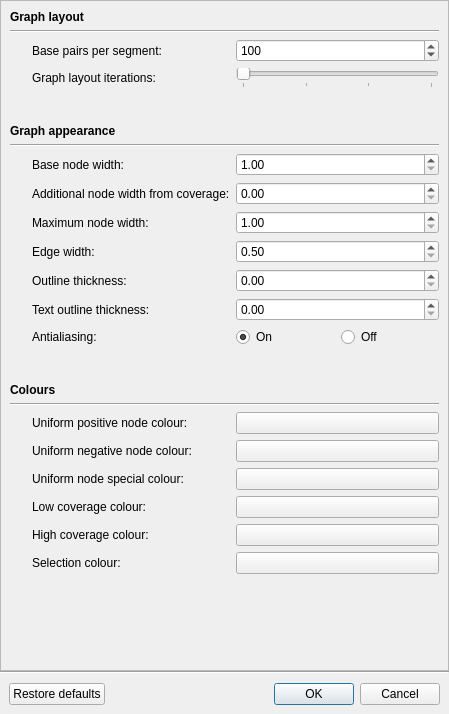
This is ui/settingsdialog.ui in rrwick/Bandage as Qt 5 draws it before an edit. The edited form follows.
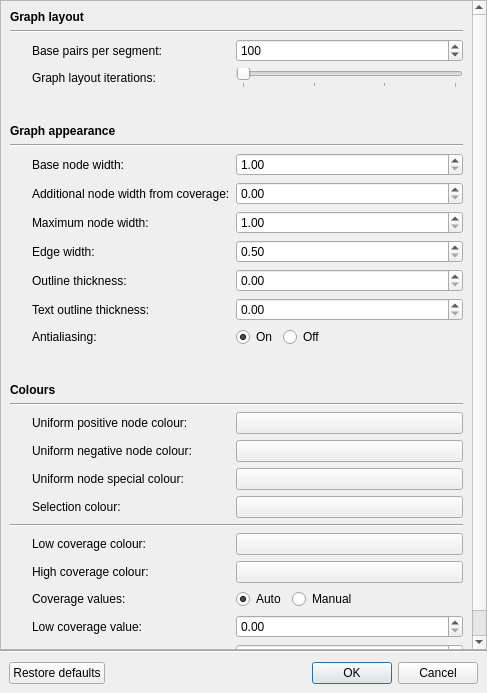
This is the edited form. Custom widgets are drawn as their Qt base class.

Commit message: Change coverage colour scheme

What changed in the file:
```diff
--- a/ui/settingsdialog.ui
+++ b/ui/settingsdialog.ui
@@ -6,8 +6,8 @@
    <rect>
     <x>0</x>
     <y>0</y>
-    <width>449</width>
-    <height>714</height>
+    <width>487</width>
+    <height>693</height>
    </rect>
   </property>
   <property name="windowTitle">
@@ -38,9 +38,9 @@
       <property name="geometry">
        <rect>
         <x>0</x>
-        <y>-81</y>
-        <width>434</width>
-        <height>741</height>
+        <y>-217</y>
+        <width>472</width>
+        <height>856</height>
        </rect>
       </property>
       <layout class="QGridLayout" name="gridLayout_2">
@@ -127,13 +127,6 @@
          </property>
         </widget>
        </item>
-       <item row="21" column="2">
-        <widget class="QPushButton" name="highCoverageColourButton">
-         <property name="text">
-          <string/>
-         </property>
-        </widget>
-       </item>
        <item row="8" column="1">
         <widget class="QLabel" name="label_4">
          <property name="text">
@@ -162,13 +155,6 @@
          </property>
         </widget>
        </item>
-       <item row="22" column="2">
-        <widget class="QPushButton" name="selectionColourButton">
-         <property name="text">
-          <string/>
-         </property>
-        </widget>
-       </item>
        <item row="18" column="2">
         <widget class="QPushButton" name="uniformNegativeNodeColourButton">
          <property name="text">
@@ -206,7 +192,7 @@
          </property>
         </widget>
        </item>
-       <item row="23" column="1">
+       <item row="30" column="1">
         <spacer name="verticalSpacer">
          <property name="orientation">
           <enum>Qt::Vertical</enum>
@@ -240,13 +226,6 @@
          </property>
         </widget>
        </item>
-       <item row="21" column="1">
-        <widget class="QLabel" name="label_16">
-         <property name="text">
-          <string>High coverage colour:</string>
-         </property>
-        </widget>
-       </item>
        <item row="4" column="1">
         <spacer name="verticalSpacer_2">
          <property name="orientation">
@@ -263,13 +242,6 @@
          </property>
         </spacer>
        </item>
-       <item row="20" column="1">
-        <widget class="QLabel" name="label_15">
-         <property name="text">
-          <string>Low coverage colour:</string>
-         </property>
-        </widget>
-       </item>
        <item row="12" column="1">
         <widget class="QLabel" name="label_7">
          <property name="text">
@@ -284,13 +256,6 @@
          </property>
         </widget>
        </item>
-       <item row="20" column="2">
-        <widget class="QPushButton" name="lowCoverageColourButton">
-         <property name="text">
-          <string/>
-         </property>
-        </widget>
-       </item>
        <item row="14" column="1">
         <spacer name="verticalSpacer_3">
          <property name="orientation">
@@ -314,41 +279,6 @@
          </property>
         </widget>
        </item>
-       <item row="13" column="2">
-        <widget class="QWidget" name="widget_3" native="true">
-         <layout class="QHBoxLayout" name="horizontalLayout_2">
-          <property name="leftMargin">
-           <number>0</number>
-          </property>
-          <property name="topMargin">
-           <number>0</number>
-          </property>
-          <property name="rightMargin">
-           <number>0</number>
-          </property>
-          <property name="bottomMargin">
-           <number>0</number>
-          </property>
-          <item>
-           <widget class="QRadioButton" name="antialiasingOnRadioButton">
-            <property name="text">
-             <string>On</string>
-            </property>
-            <property name="checked">
-             <bool>true</bool>
-            </property>
-           </widget>
-          </item>
-          <item>
-           <widget class="QRadioButton" name="antialiasingOffRadioButton">
-            <property name="text">
-             <string>Off</string>
-            </property>
-           </widget>
-          </item>
-         </layout>
-        </widget>
-       </item>
        <item row="7" column="2">
         <widget class="QDoubleSpinBox" name="minimumContigWidthSpinBox">
          <property name="minimum">
@@ -359,13 +289,6 @@
          </property>
         </widget>
        </item>
-       <item row="22" column="1">
-        <widget class="QLabel" name="label_18">
-         <property name="text">
-          <string>Selection colour:</string>
-         </property>
-        </widget>
-       </item>
        <item row="5" column="0" colspan="2">
         <widget class="QLabel" name="label_8">
          <property name="font">
@@ -442,6 +365,36 @@
          </property>
         </widget>
        </item>
+       <item row="20" column="0">
+        <widget class="InfoTextWidget" name="selectionColourInfoText" native="true">
+         <property name="sizePolicy">
+          <sizepolicy hsizetype="Fixed" vsizetype="Fixed">
+           <horstretch>0</horstretch>
+           <verstretch>0</verstretch>
+          </sizepolicy>
+         </property>
+         <property name="minimumSize">
+          <size>
+           <width>16</width>
+           <height>16</height>
+          </size>
+         </property>
+        </widget>
+       </item>
+       <item row="21" column="0" colspan="3">
+        <widget class="Line" name="line_8">
+         <property name="orientation">
+          <enum>Qt::Horizontal</enum>
+         </property>
+        </widget>
+       </item>
+       <item row="20" column="2">
+        <widget class="QPushButton" name="selectionColourButton">
+         <property name="text">
+          <string/>
+         </property>
+        </widget>
+       </item>
        <item row="8" column="0">
         <widget class="InfoTextWidget" name="coverageContigWidthInfoText" native="true">
          <property name="sizePolicy">
@@ -474,6 +427,102 @@
          </property>
         </widget>
        </item>
+       <item row="13" column="2">
+        <widget class="QWidget" name="widget_3" native="true">
+         <layout class="QHBoxLayout" name="horizontalLayout_2">
+          <property name="leftMargin">
+           <number>0</number>
+          </property>
+          <property name="topMargin">
+           <number>0</number>
+          </property>
+          <property name="rightMargin">
+           <number>0</number>
+          </property>
+          <property name="bottomMargin">
+           <number>0</number>
+          </property>
+          <item>
+           <widget class="QRadioButton" name="antialiasingOnRadioButton">
+            <property name="text">
+             <string>On</string>
+            </property>
+            <property name="checked">
+             <bool>true</bool>
+            </property>
+           </widget>
+          </item>
+          <item>
+           <widget class="QRadioButton" name="antialiasingOffRadioButton">
+            <property name="text">
+             <string>Off</string>
+            </property>
+           </widget>
+          </item>
+          <item>
+           <spacer name="horizontalSpacer">
+            <property name="orientation">
+             <enum>Qt::Horizontal</enum>
+            </property>
+            <property name="sizeHint" stdset="0">
+             <size>
+              <width>0</width>
+              <height>20</height>
+             </size>
+            </property>
+           </spacer>
+          </item>
+         </layout>
+        </widget>
+       </item>
+       <item row="24" column="2">
+        <widget class="QWidget" name="widget_4" native="true">
+         <layout class="QHBoxLayout" name="horizontalLayout_3">
+          <property name="leftMargin">
+           <number>0</number>
+          </property>
+          <property name="topMargin">
+           <number>0</number>
+          </property>
+          <property name="rightMargin">
+           <number>0</number>
+          </property>
+          <property name="bottomMargin">
+           <number>0</number>
+          </property>
+          <item>
+           <widget class="QRadioButton" name="coverageValueAutoRadioButton">
+            <property name="text">
+             <string>Auto</string>
+            </property>
+            <property name="checked">
+             <bool>true</bool>
+            </property>
+           </widget>
+          </item>
+          <item>
+           <widget class="QRadioButton" name="coverageValueManualRadioButton">
+            <property name="text">
+             <string>Manual</string>
+            </property>
+           </widget>
+          </item>
+          <item>
+           <spacer name="horizontalSpacer_2">
+            <property name="orientation">
+             <enum>Qt::Horizontal</enum>
+            </property>
+            <property name="sizeHint" stdset="0">
+             <size>
+              <width>0</width>
+              <height>20</height>
+             </size>
+            </property>
+           </spacer>
+          </item>
+         </layout>
+        </widget>
+       </item>
        <item row="10" column="0">
         <widget class="InfoTextWidget" name="edgeWidthInfoText" native="true">
          <property name="sizePolicy">
@@ -490,6 +539,13 @@
          </property>
         </widget>
        </item>
+       <item row="20" column="1">
+        <widget class="QLabel" name="label_18">
+         <property name="text">
+          <string>Selection colour:</string>
+         </property>
+        </widget>
+       </item>
        <item row="17" column="0">
         <widget class="InfoTextWidget" name="uniformPositiveNodeColourInfoText" native="true">
          <property name="sizePolicy">
@@ -570,6 +626,13 @@
          </property>
         </widget>
        </item>
+       <item row="25" column="1">
+        <widget class="QLabel" name="label_19">
+         <property name="text">
+          <string>Low coverage value:</string>
+         </property>
+        </widget>
+       </item>
        <item row="19" column="0">
         <widget class="InfoTextWidget" name="uniformNodeSpecialColourInfoText" native="true">
          <property name="sizePolicy">
@@ -602,51 +665,10 @@
          </property>
         </widget>
        </item>
-       <item row="20" column="0">
-        <widget class="InfoTextWidget" name="lowCoverageColourInfoText" native="true">
-         <property name="sizePolicy">
-          <sizepolicy hsizetype="Fixed" vsizetype="Fixed">
-           <horstretch>0</horstretch>
-           <verstretch>0</verstretch>
-          </sizepolicy>
-         </property>
-         <property name="minimumSize">
-          <size>
-           <width>16</width>
-           <height>16</height>
-          </size>
-         </property>
-        </widget>
-       </item>
-       <item row="21" column="0">
-        <widget class="InfoTextWidget" name="highCoverageColourInfoText" native="true">
-         <property name="sizePolicy">
-          <sizepolicy hsizetype="Fixed" vsizetype="Fixed">
-           <horstretch>0</horstretch>
-           <verstretch>0</verstretch>
-          </sizepolicy>
-         </property>
-         <property name="minimumSize">
-          <size>
-           <width>16</width>
-           <height>16</height>
-          </size>
-         </property>
-        </widget>
-       </item>
-       <item row="22" column="0">
-        <widget class="InfoTextWidget" name="selectionColourInfoText" native="true">
-         <property name="sizePolicy">
-          <sizepolicy hsizetype="Fixed" vsizetype="Fixed">
-           <horstretch>0</horstretch>
-           <verstretch>0</verstretch>
-          </sizepolicy>
-         </property>
-         <property name="minimumSize">
-          <size>
-           <width>16</width>
-           <height>16</height>
-          </size>
+       <item row="23" column="2">
+        <widget class="QPushButton" name="highCoverageColourButton">
+         <property name="text">
+          <string/>
          </property>
         </widget>
        </item>
@@ -666,6 +688,109 @@
          </property>
         </widget>
        </item>
+       <item row="25" column="2">
+        <widget class="QDoubleSpinBox" name="lowCoverageValueSpinBox">
+         <property name="maximum">
+          <double>100.000000000000000</double>
+         </property>
+         <property name="singleStep">
+          <double>1.000000000000000</double>
+         </property>
+        </widget>
+       </item>
+       <item row="22" column="1">
+        <widget class="QLabel" name="label_15">
+         <property name="text">
+          <string>Low coverage colour:</string>
+         </property>
+        </widget>
+       </item>
+       <item row="23" column="1">
+        <widget class="QLabel" name="label_16">
+         <property name="text">
+          <string>High coverage colour:</string>
+         </property>
+        </widget>
+       </item>
+       <item row="22" column="2">
+        <widget class="QPushButton" name="lowCoverageColourButton">
+         <property name="text">
+          <string/>
+         </property>
+        </widget>
+       </item>
+       <item row="24" column="0">
+        <widget class="InfoTextWidget" name="coverageValuesInfoText" native="true">
+         <property name="sizePolicy">
+          <sizepolicy hsizetype="Fixed" vsizetype="Fixed">
+           <horstretch>0</horstretch>
+           <verstretch>0</verstretch>
+          </sizepolicy>
+         </property>
+         <property name="minimumSize">
+          <size>
+           <width>16</width>
+           <height>16</height>
+          </size>
+         </property>
+        </widget>
+       </item>
+       <item row="22" column="0">
+        <widget class="InfoTextWidget" name="lowCoverageColourInfoText" native="true">
+         <property name="sizePolicy">
+          <sizepolicy hsizetype="Fixed" vsizetype="Fixed">
+           <horstretch>0</horstretch>
+           <verstretch>0</verstretch>
+          </sizepolicy>
+         </property>
+         <property name="minimumSize">
+          <size>
+           <width>16</width>
+           <height>16</height>
+          </size>
+         </property>
+        </widget>
+       </item>
+       <item row="27" column="1">
+        <widget class="QLabel" name="label_20">
+         <property name="text">
+          <string>High coverage value:</string>
+         </property>
+        </widget>
+       </item>
+       <item row="27" column="2">
+        <widget class="QDoubleSpinBox" name="highCoverageValueSpinBox">
+         <property name="maximum">
+          <double>100.000000000000000</double>
+         </property>
+         <property name="singleStep">
+          <double>1.000000000000000</double>
+         </property>
+        </widget>
+       </item>
+       <item row="23" column="0">
+        <widget class="InfoTextWidget" name="highCoverageColourInfoText" native="true">
+         <property name="sizePolicy">
+          <sizepolicy hsizetype="Fixed" vsizetype="Fixed">
+           <horstretch>0</horstretch>
+           <verstretch>0</verstretch>
+          </sizepolicy>
+         </property>
+         <property name="minimumSize">
+          <size>
+           <width>16</width>
+           <height>16</height>
+          </size>
+         </property>
+        </widget>
+       </item>
+       <item row="24" column="1">
+        <widget class="QLabel" name="label_41">
+         <property name="text">
+          <string>Coverage values:</string>
+         </property>
+        </widget>
+       </item>
       </layout>
      </widget>
     </widget>
```
The commit also changes 9 other files.
